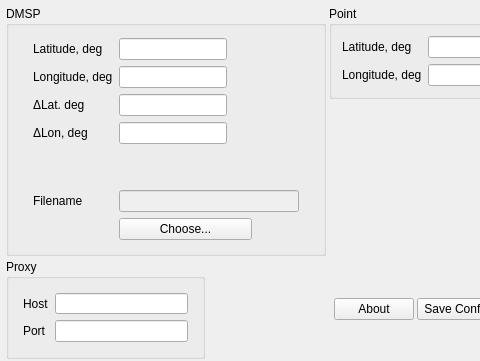
Qt form ui/MainWnd.ui (Albom/DMSP_Pass) before a commit; both pictures show x 0 to 480 and y 0 to 361 of the 781 by 580 pixel window.
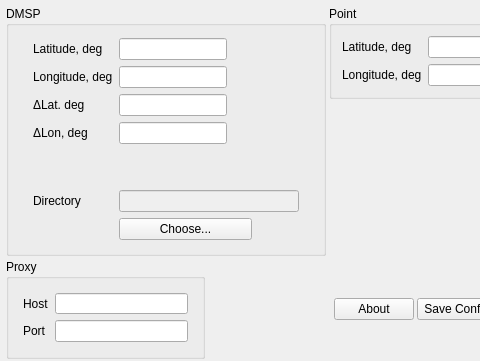
The same form after that commit.

Commit message: Multiple files processing.

Diff of the .ui file:
```diff
--- a/ui/MainWnd.ui
+++ b/ui/MainWnd.ui
@@ -465,7 +465,7 @@
               </sizepolicy>
              </property>
              <property name="text">
-              <string>Filename</string>
+              <string>Directory</string>
              </property>
             </widget>
            </item>
```
The commit also changes 2 other files.
